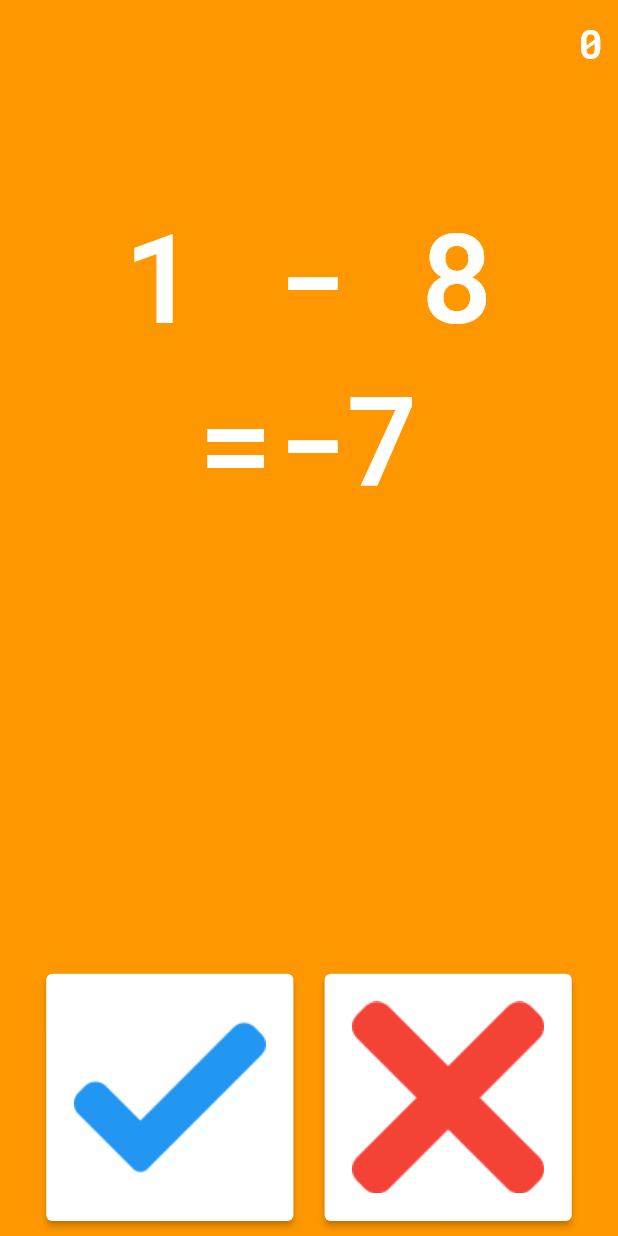
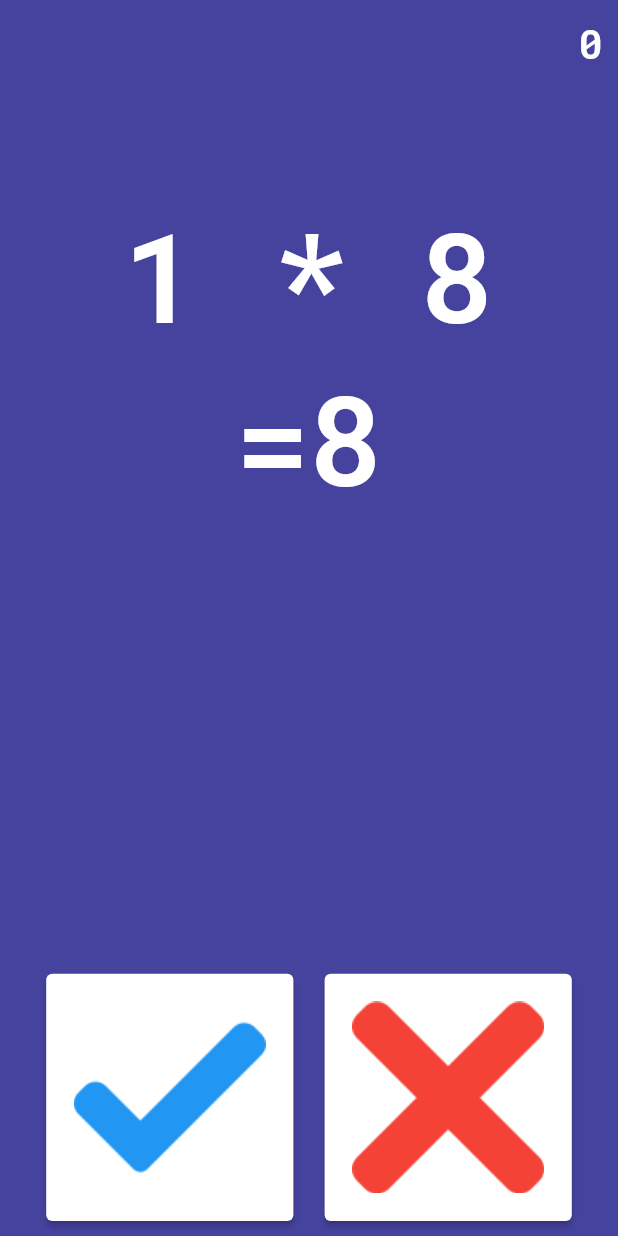
Before and after one commit to phamtanphat/flutter_freaking_math15092021, a Flutter app: the screen it shows after launch, on a phone screen of 412 x 824 dp. Run offline on Flutter 3.47's test engine with Material 2 defaults, Android fonts, the phone set to English and light mode, and no system bars.

Commit message:
random color back ground

```diff
--- a/lib/freaking_math_page.dart
+++ b/lib/freaking_math_page.dart
@@ -18,6 +18,7 @@ class _FreakingMathPageState extends State<FreakingMathPage> {
   String result = "";
   var stringCalculator = "";
   Random random = Random();
+  late Color color;
 
   @override
   void didChangeDependencies() {
@@ -37,6 +38,8 @@ class _FreakingMathPageState extends State<FreakingMathPage> {
     }else{
       result = "0";
     }
+    // random color
+    color = Color.fromARGB(255, random.nextInt(240) + 1, random.nextInt(240) + 1, random.nextInt(240) + 1);
 
     // random calculator
     // 0 -> +
@@ -63,12 +66,6 @@ class _FreakingMathPageState extends State<FreakingMathPage> {
         result = (number1.toDouble() / number2.toDouble() + int.parse(result)).toStringAsFixed(1);
         break;
     }
-
-
-
-
-
-
   }
   @override
   Widget build(BuildContext context) {
@@ -76,7 +73,7 @@ class _FreakingMathPageState extends State<FreakingMathPage> {
     return Scaffold(
       body: Container(
         constraints: BoxConstraints.expand(),
-        color: Colors.orange,
+        color: color,
         child: SafeArea(
           child: Container(
             padding: EdgeInsets.all(10),
```
